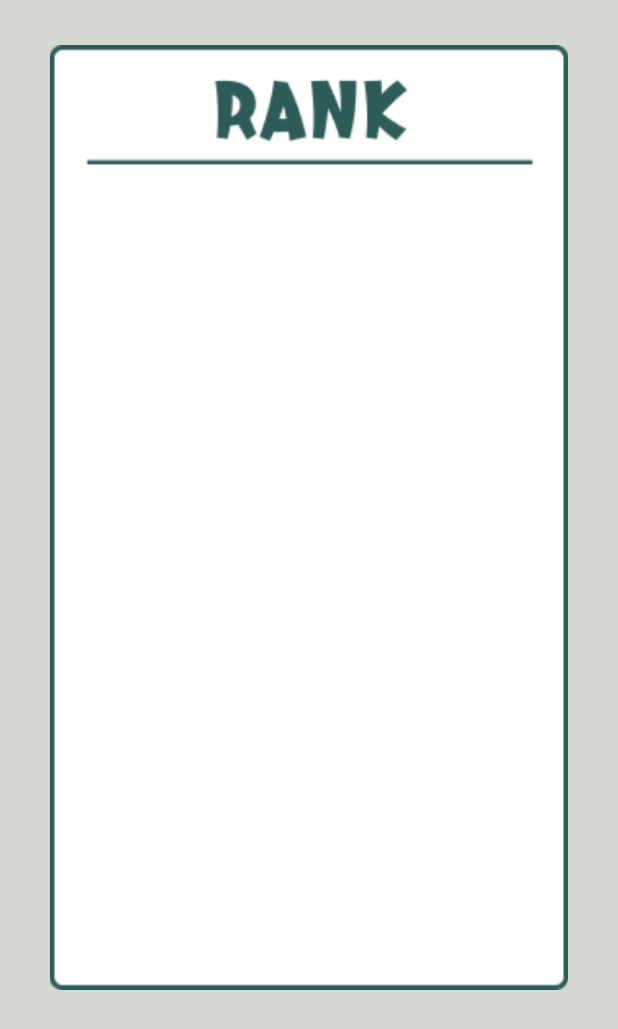
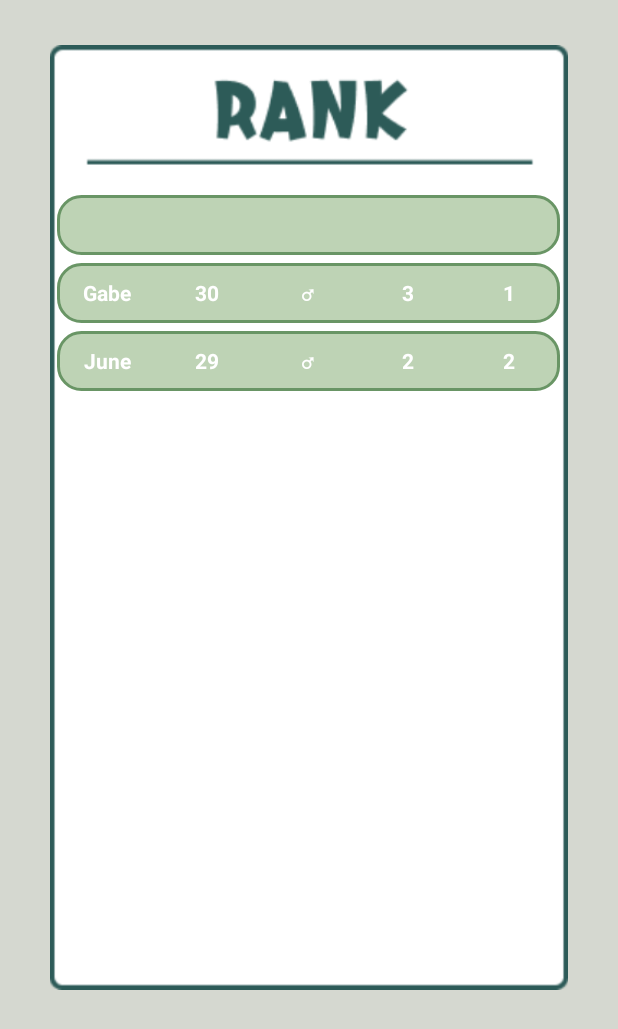
Before and after one commit to jyjyjy25/ScoreBoard-android, an Android app: the RankActivity screen opened directly, with no data from a screen before it, on a phone screen of 412 x 824 dp. Shown: the top 1029 px of the screen. Run offline under Robolectric (Android 15) with nearby library versions, the phone set to English and light mode, and no system bars.

Commit message:
add record_button event & rank_recycler_view

```diff
--- a/app/src/main/java/org/techtown/miniproject/MainActivity.java
+++ b/app/src/main/java/org/techtown/miniproject/MainActivity.java
@@ -47,6 +47,8 @@ public class MainActivity extends AppCompatActivity {
             }
         });
 
+
+
     }
 
     ActivityResultLauncher<Intent> startActivityResult = registerForActivityResult(
--- a/app/src/main/java/org/techtown/miniproject/RankActivity.java
+++ b/app/src/main/java/org/techtown/miniproject/RankActivity.java
@@ -3,11 +3,27 @@ package org.techtown.miniproject;
 import android.os.Bundle;
 
 import androidx.appcompat.app.AppCompatActivity;
+import androidx.recyclerview.widget.LinearLayoutManager;
+import androidx.recyclerview.widget.RecyclerView;
+
+import java.util.ArrayList;
 
 public class RankActivity extends AppCompatActivity {
 
     protected void onCreate(Bundle savedInstanceState) {
         super.onCreate(savedInstanceState);
         setContentView(R.layout.activity_rank);
+
+        RecyclerView rank_recycler_view = (RecyclerView) findViewById(R.id.rank_recycler_view);
+
+        LinearLayoutManager layoutManager = new LinearLayoutManager(this, LinearLayoutManager.VERTICAL, false);
+        rank_recycler_view.setLayoutManager(layoutManager);
+
+        RankAdapter adapter = new RankAdapter(getApplicationContext());
+
+        adapter.addItem(new RankItem("Gabe", 30, "♂", 3, 1));
+        adapter.addItem(new RankItem("June", 29, "♂", 2, 2));
+
+        rank_recycler_view.setAdapter(adapter);
     }
 }
--- /dev/null
+++ b/app/src/main/java/org/techtown/miniproject/RankAdapter.java
@@ -0,0 +1,75 @@
+package org.techtown.miniproject;
+
+import android.content.Context;
+import android.view.LayoutInflater;
+import android.view.View;
+import android.view.ViewGroup;
+import android.widget.TextView;
+
+import androidx.annotation.NonNull;
+import androidx.recyclerview.widget.RecyclerView;
+
+import java.util.ArrayList;
+
+public class RankAdapter extends RecyclerView.Adapter<RankAdapter.ViewHolder> {
+    Context context;
+    ArrayList<RankItem> items = new ArrayList<RankItem>();
+    TextView user_name, user_age, user_gender, win_num, lose_num;
+
+    public RankAdapter(Context context) {
+        this.context = context;
+    }
+
+    @Override
+    public int getItemCount() {
+        return items.size();
+    }
+
+    @NonNull
+    @Override
+    public ViewHolder onCreateViewHolder(@NonNull ViewGroup parent, int viewType) {
+        LayoutInflater inflater = (LayoutInflater) context.getSystemService(Context.LAYOUT_INFLATER_SERVICE);
+        View itemView = inflater.inflate(R.layout.rank_item, parent, false);
+
+        ViewHolder viewHolder = new ViewHolder(itemView);
+        return viewHolder;
+    }
+
+    @Override
+    public void onBindViewHolder(@NonNull ViewHolder holder, int position) {
+        RankItem item = items.get(position);
+        holder.setItem(item);
+    }
+
+    public void addItem(RankItem item) {
+        items.add(item);
+    }
+
+    public void addItems(ArrayList<RankItem> items) {
+        this.items = items;
+    }
+
+    public RankItem getItem(int position) {
+        return items.get(position);
+    }
+
+    public class ViewHolder extends RecyclerView.ViewHolder {
+        public ViewHolder(View itemView) {
+            super(itemView) ;
+
+            user_name = itemView.findViewById(R.id.user_name) ;
+            user_age = itemView.findViewById(R.id.user_age) ;
+            user_gender = itemView.findViewById(R.id.user_gender) ;
+            win_num = itemView.findViewById(R.id.win_num) ;
+            lose_num = itemView.findViewById(R.id.lose_num) ;
+        }
+
+        public void setItem(RankItem item) {
+            user_name.setText(item.getUser_name());
+            user_age.setText(String.valueOf(item.getUser_age()));
+            user_gender.setText(item.getUser_gender());
+            win_num.setText(String.valueOf(item.getWin_num()));
+            lose_num.setText(String.valueOf(item.getLose_num()));
+        }
+    }
+}
--- /dev/null
+++ b/app/src/main/java/org/techtown/miniproject/RankItem.java
@@ -0,0 +1,58 @@
+package org.techtown.miniproject;
+
+public class RankItem {
+
+    String user_name;
+    int user_age;
+    String user_gender;
+    int win_num;
+    int lose_num;
+
+    public RankItem(String user_name, int user_age, String user_gender, int win_num, int lose_num) {
+        this.user_name = user_name;
+        this.user_age = user_age;
+        this.user_gender = user_gender;
+        this.win_num = win_num;
+        this.lose_num = lose_num;
+    }
+
+    public String getUser_name() {
+        return user_name;
+    }
+
+    public void setUser_name(String user_name) {
+        this.user_name = user_name;
+    }
+
+    public int getUser_age() {
+        return user_age;
+    }
+
+    public void setUser_age(int user_age) {
+        this.user_age = user_age;
+    }
+
+    public String getUser_gender() {
+        return user_gender;
+    }
+
+    public void setUser_gender(String user_gender) {
+        this.user_gender = user_gender;
+    }
+
+    public int getWin_num() {
+        return win_num;
+    }
+
+    public void setWin_num(int win_num) {
+        this.win_num = win_num;
+    }
+
+    public int getLose_num() {
+        return lose_num;
+    }
+
+    public void setLose_num(int lose_num) {
+        this.lose_num = lose_num;
+    }
+}
--- /dev/null
+++ b/app/src/main/res/drawable/list_background.xml
@@ -0,0 +1,13 @@
+<?xml version="1.0" encoding="utf-8"?>
+
+<shape xmlns:android="http://schemas.android.com/apk/res/android"
+    android:shape="rectangle">
+
+    <size android:width="260dp"
+        android:height="40dp"/>
+    <solid android:color="#BED3B5" />
+    <stroke android:color="#699565"
+        android:width="2dp"/>
+    <corners android:radius="15dp"/>
+
+</shape>
--- a/app/src/main/res/drawable/record_layout_index_background_blue.xml
+++ /dev/null
@@ -1,4 +0,0 @@
-<?xml version="1.0" encoding="utf-8"?>
-<shape xmlns:android="http://schemas.android.com/apk/res/android" android:shape="rectangle">
-    <solid android:color="#AFB5C7" />
-</shape>
--- a/app/src/main/res/drawable/record_layout_index_background_red.xml
+++ /dev/null
@@ -1,4 +0,0 @@
-<?xml version="1.0" encoding="utf-8"?>
-<shape xmlns:android="http://schemas.android.com/apk/res/android" android:shape="rectangle">
-    <solid android:color="#BD9593" />
-</shape>
--- a/app/src/main/res/drawable/record_layout_index_background_yellow.xml
+++ /dev/null
@@ -1,4 +0,0 @@
-<?xml version="1.0" encoding="utf-8"?>
-<shape xmlns:android="http://schemas.android.com/apk/res/android" android:shape="rectangle">
-    <solid android:color="#D1BC94" />
-</shape>
--- a/app/src/main/res/layout/activity_rank.xml
+++ b/app/src/main/res/layout/activity_rank.xml
@@ -1,10 +1,14 @@
 <?xml version="1.0" encoding="utf-8"?>
-<LinearLayout
-    xmlns:android="http://schemas.android.com/apk/res/android"
+<LinearLayout xmlns:android="http://schemas.android.com/apk/res/android"
     android:layout_width="match_parent"
     android:layout_height="match_parent"
     android:background="#D5D8D0"
     android:orientation="vertical">
+
+    <FrameLayout
+        android:layout_width="wrap_content"
+        android:layout_height="wrap_content"
+        android:layout_gravity="center">
 
         <ImageView
             android:layout_width="392dp"
@@ -13,4 +17,22 @@
             android:layout_marginTop="30dp"
             android:src="@drawable/show_rank_background" />
 
+        <View
+            android:id="@+id/rank_recycler_view_index"
+            android:layout_width="335dp"
+            android:layout_height="40dp"
+            android:layout_gravity="center"
+            android:layout_marginTop="-180dp"
+            android:background="@drawable/list_background"/>
+
+        <androidx.recyclerview.widget.RecyclerView
+            android:id="@+id/rank_recycler_view"
+            android:layout_width="335dp"
+            android:layout_height="480dp"
+            android:layout_gravity="center"
+            android:layout_marginTop="85dp"/>
+
+    </FrameLayout>
+
+
 </LinearLayout>
--- a/app/src/main/res/layout/activity_record_score.xml
+++ b/app/src/main/res/layout/activity_record_score.xml
@@ -7,7 +7,7 @@
 
     <ImageView
         android:layout_width="365dp"
-        android:layout_height="570dp"
+        android:layout_height="600dp"
         android:layout_gravity="center_horizontal"
         android:layout_marginTop="30dp"
         android:src="@drawable/record_score_background" />
@@ -15,7 +15,7 @@
     <LinearLayout
         android:layout_width="match_parent"
         android:layout_height="wrap_content"
-        android:layout_marginTop="15dp"
+        android:layout_marginTop="25dp"
         android:orientation="horizontal">
 
         <ImageView
--- /dev/null
+++ b/app/src/main/res/layout/rank_item.xml
@@ -0,0 +1,70 @@
+<?xml version="1.0" encoding="utf-8"?>
+<LinearLayout xmlns:android="http://schemas.android.com/apk/res/android"
+    android:layout_width="match_parent"
+    android:layout_height="wrap_content"
+    android:orientation="vertical">
+
+    <LinearLayout
+        android:layout_width="match_parent"
+        android:layout_height="40dp"
+        android:layout_gravity="center_horizontal"
+        android:orientation="horizontal"
+        android:background="@drawable/list_background">
+
+        <TextView
+            android:id="@+id/user_name"
+            android:layout_width="30dp"
+            android:layout_height="40dp"
+            android:layout_weight="1"
+            android:gravity="center"
+            android:text="Gabe"
+            android:textColor="#ffffff"
+            android:textStyle="bold"/>
+
+        <TextView
+            android:id="@+id/user_age"
+            android:layout_width="30dp"
+            android:layout_height="40dp"
+            android:layout_weight="1"
+            android:gravity="center"
+            android:text="30"
+            android:textColor="#ffffff"
+            android:textStyle="bold"/>
+
+        <TextView
+            android:id="@+id/user_gender"
+            android:layout_width="30dp"
+            android:layout_height="40dp"
+            android:layout_weight="1"
+            android:gravity="center"
+            android:text="♂"
+            android:textColor="#ffffff"
+            android:textStyle="bold"/>
+
+        <TextView
+            android:id="@+id/win_num"
+            android:layout_width="30dp"
+            android:layout_height="40dp"
+            android:layout_weight="1"
+            android:gravity="center"
+            android:text="3"
+            android:textColor="#ffffff"
+            android:textStyle="bold"/>
+
+        <TextView
+            android:id="@+id/lose_num"
+            android:layout_width="30dp"
+            android:layout_height="40dp"
+            android:layout_weight="1"
+            android:gravity="center"
+            android:text="1"
+            android:textColor="#ffffff"
+            android:textStyle="bold"/>
+
+    </LinearLayout>
+
+    <View
+        android:layout_width="match_parent"
+        android:layout_height="5dp" />
+
+</LinearLayout>
```
Also changed, not shown: app/src/main/java/org/techtown/miniproject/RecordActivity.java (+41 -7 lines), app/src/main/res/drawable/record_game_index_selector.xml (deleted, +0 -9 lines), app/src/main/res/drawable/record_score_index_selector.xml (deleted, +0 -9 lines), app/src/main/res/drawable/record_user_index_selector.xml (deleted, +0 -9 lines), app/src/main/res/layout/activity_record.xml (+3 -6 lines). Lines whose indentation alone changed are shown as unchanged.
